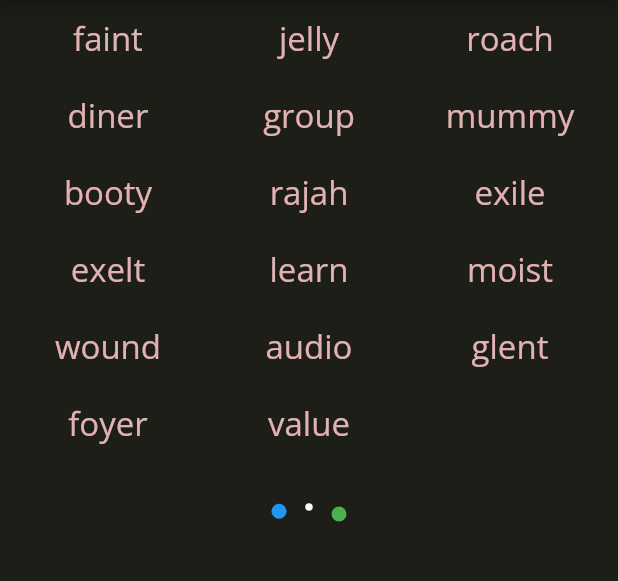
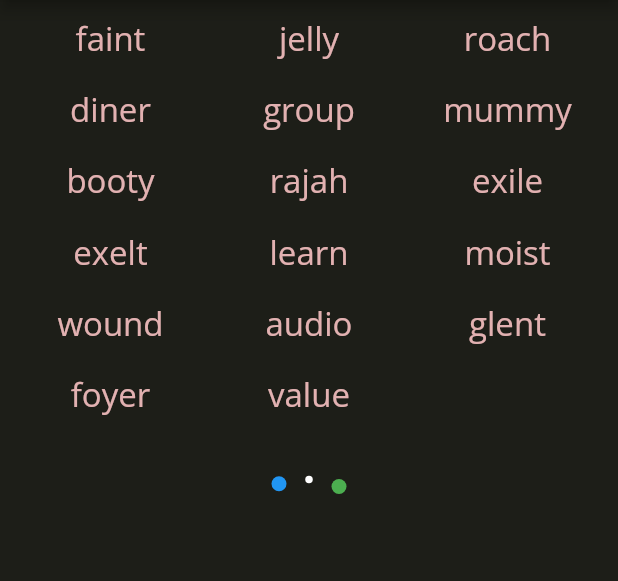
Before and after one commit to samitkapoor/wordsify, a Flutter app: the screen it shows after launch, after a tap on "Go", on a phone screen of 412 x 824 dp, the part 84-665 px from its top. Run offline on Flutter 3.47's test engine with Material 2 defaults, Android fonts, the phone set to English and light mode, and no system bars; our stand-ins replace google_fonts; missing offline and left inert: fading_widget_animation.

Commit message:
Minor changes

```diff
--- a/lib/controllers/list_controller.dart
+++ b/lib/controllers/list_controller.dart
@@ -44,7 +44,7 @@ class ListController extends ChangeNotifier {
       (timer) {
         wordsFound.add('value');
         counter++;
-        print('added');
+
         if (counter == 10) {
           timer.cancel();
           isLoading = false;
--- a/lib/core/home_page.dart
+++ b/lib/core/home_page.dart
@@ -3,7 +3,7 @@ import 'package:flutter/material.dart';
 import 'package:provider/provider.dart';
 import 'package:wordsify/controllers/list_controller.dart';
 import 'package:wordsify/core/my_form.dart';
-import 'package:wordsify/core/my_list.dart';
+import 'package:wordsify/core/my_grid.dart';
 
 class Homepage extends StatelessWidget {
   const Homepage({super.key});
@@ -21,7 +21,7 @@ class Homepage extends StatelessWidget {
             if (listController.wordsFound.isEmpty) {
               return MyForm();
             } else {
-              return MyList();
+              return const MyGrid();
             }
           },
         ),
--- a/lib/core/my_list.dart
+++ b/lib/core/my_grid.dart
@@ -4,8 +4,8 @@ import 'package:provider/provider.dart';
 import 'package:wordsify/components/loading_animation.dart';
 import 'package:wordsify/controllers/list_controller.dart';
 
-class MyList extends StatelessWidget {
-  const MyList({super.key});
+class MyGrid extends StatelessWidget {
+  const MyGrid({super.key});
 
   @override
   Widget build(BuildContext context) {
@@ -31,8 +31,8 @@ class MyList extends StatelessWidget {
               physics: const ScrollPhysics(),
               gridDelegate: const SliverGridDelegateWithFixedCrossAxisCount(
                 crossAxisCount: 3,
-                mainAxisSpacing: 10,
-                crossAxisSpacing: 10,
+                mainAxisSpacing: 5,
+                crossAxisSpacing: 5,
                 childAspectRatio: 3 / 1,
               ),
               itemCount: listController.wordsFound.length,
```
